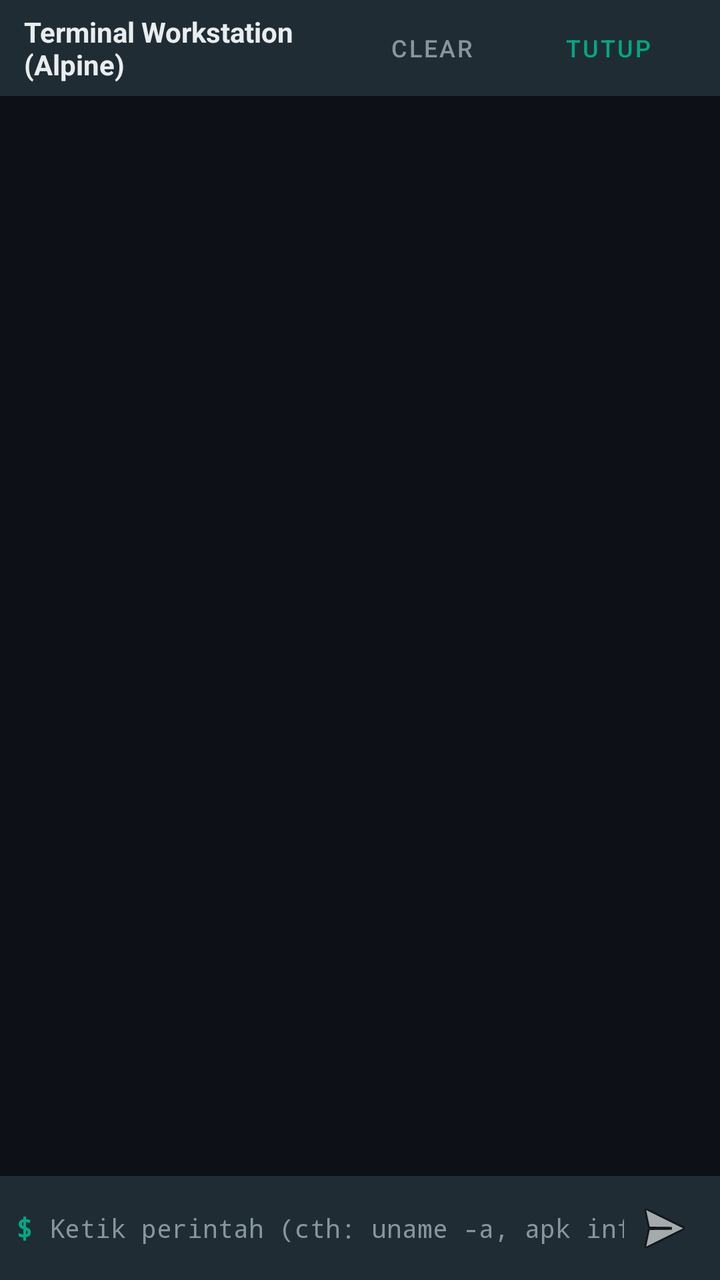
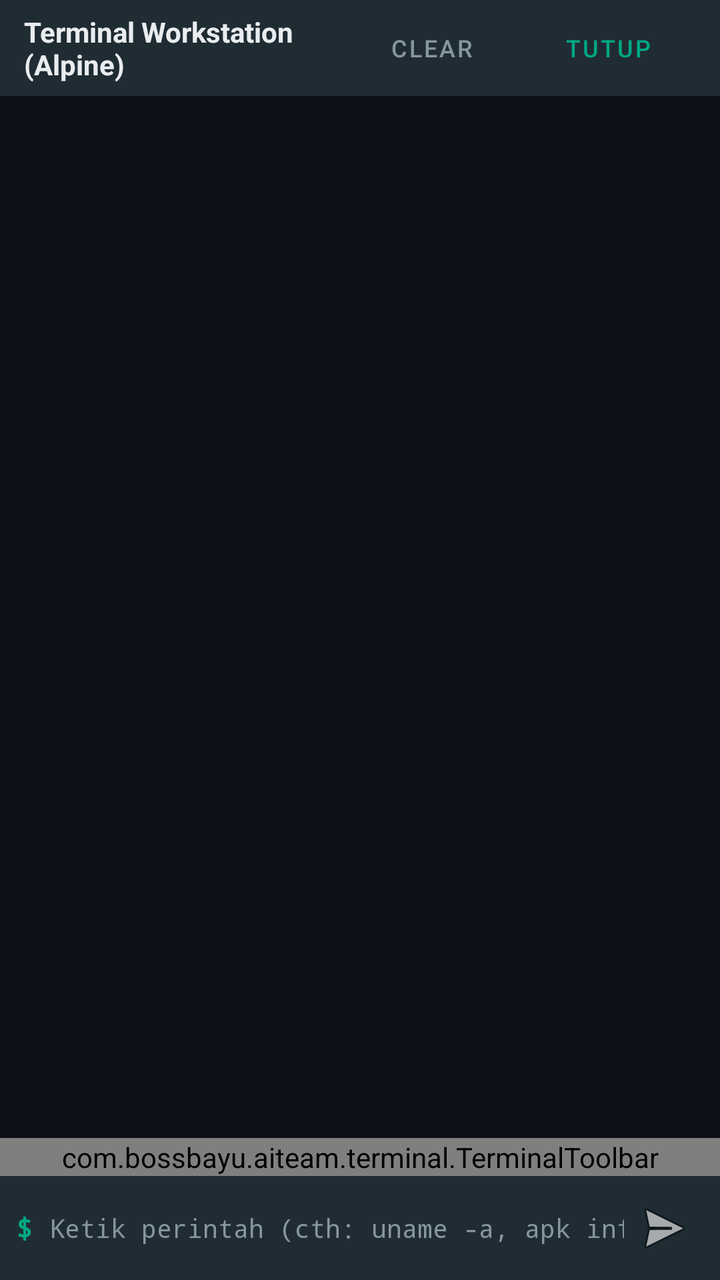

Compare the two renders of this Android layout. The source of the first and the diff that turns it into the second are given below.
<!-- AndroidManifest.xml: application theme Theme.WhatsAppAITeam -->
<!-- res/layout/dialog_terminal.xml -->
<?xml version="1.0" encoding="utf-8"?>
<LinearLayout 
    xmlns:android="http://schemas.android.com/apk/res/android"
    android:layout_width="match_parent"
    android:layout_height="match_parent"
    android:orientation="vertical"
    android:background="@color/terminal_black">

    
    <LinearLayout
        android:layout_width="match_parent"
        android:layout_height="48dp"
        android:orientation="horizontal"
        android:gravity="center_vertical"
        android:background="@color/wa_bg_panel"
        android:paddingHorizontal="12dp">

        <TextView
            android:id="@+id/tvTerminalTitle"
            android:layout_width="0dp"
            android:layout_height="wrap_content"
            android:layout_weight="1"
            android:text="Terminal Workstation (Alpine)"
            android:textColor="@color/wa_text_primary"
            android:textSize="14sp"
            android:textStyle="bold" />

        <Button
            android:id="@+id/btnTerminalClear"
            android:layout_width="wrap_content"
            android:layout_height="36dp"
            android:text="Clear"
            android:textSize="12sp"
            android:textColor="@color/wa_text_secondary"
            style="@style/Widget.MaterialComponents.Button.TextButton" />

        <Button
            android:id="@+id/btnTerminalClose"
            android:layout_width="wrap_content"
            android:layout_height="36dp"
            android:text="Tutup"
            android:textSize="12sp"
            android:textColor="@color/wa_teal"
            style="@style/Widget.MaterialComponents.Button.TextButton" />
    </LinearLayout>

    
    <ScrollView
        android:id="@+id/scrollTerminal"
        android:layout_width="match_parent"
        android:layout_height="0dp"
        android:layout_weight="1"
        android:fillViewport="true"
        android:padding="8dp">

        <TextView
            android:id="@+id/tvTerminalOutput"
            android:layout_width="match_parent"
            android:layout_height="wrap_content"
            android:fontFamily="monospace"
            android:textColor="@color/terminal_green"
            android:textSize="12sp"
            android:lineSpacingExtra="2dp"
            android:textIsSelectable="true" />
    </ScrollView>

    
    <LinearLayout
        android:layout_width="match_parent"
        android:layout_height="52dp"
        android:orientation="horizontal"
        android:gravity="center_vertical"
        android:background="@color/wa_bg_panel"
        android:paddingHorizontal="8dp">

        <TextView
            android:layout_width="wrap_content"
            android:layout_height="wrap_content"
            android:text="$ "
            android:textColor="@color/wa_teal"
            android:fontFamily="monospace"
            android:textStyle="bold" />

        <EditText
            android:id="@+id/etTerminalCommand"
            android:layout_width="0dp"
            android:layout_height="40dp"
            android:layout_weight="1"
            android:background="@android:color/transparent"
            android:hint="Ketik perintah (cth: uname -a, apk info)..."
            android:textColorHint="@color/wa_text_secondary"
            android:textColor="@color/wa_text_primary"
            android:fontFamily="monospace"
            android:textSize="13sp"
            android:singleLine="true"
            android:imeOptions="actionSend" />

        <ImageButton
            android:id="@+id/btnTerminalSend"
            android:layout_width="40dp"
            android:layout_height="40dp"
            android:background="?attr/selectableItemBackgroundBorderless"
            android:src="@android:drawable/ic_menu_send"
            android:contentDescription="Jalankan Perintah" />
    </LinearLayout>

</LinearLayout>
<!-- resources referenced by this layout -->
<resources>
  <color name="terminal_black">#0D1117</color>
  <color name="terminal_green">#34D399</color>
  <color name="wa_bg_panel">#202C33</color>
  <color name="wa_teal">#00A884</color>
  <color name="wa_text_primary">#E9EDEF</color>
  <color name="wa_text_secondary">#8696A0</color>
  <style name="Theme.WhatsAppAITeam" parent="Theme.MaterialComponents.DayNight.NoActionBar">
          <item name="colorPrimary">@color/wa_teal</item>
          <item name="colorPrimaryVariant">@color/wa_teal_dark</item>
          <item name="colorOnPrimary">#FFFFFF</item>
          <item name="android:windowBackground">@color/wa_bg_deep</item>
          <item name="android:statusBarColor">@color/wa_bg_panel</item>
          <item name="android:navigationBarColor">@color/wa_bg_deep</item>
      </style>
  <color name="wa_teal_dark">#005C4B</color>
  <color name="wa_bg_deep">#111B21</color>
</resources>

<!-- the commit's change to res/layout/dialog_terminal.xml (unified diff, before → after) -->
@@ -65,6 +65,12 @@
     </ScrollView>
 
     
+    <com.bossbayu.aiteam.terminal.TerminalToolbar
+        android:id="@+id/terminalToolbar"
+        android:layout_width="match_parent"
+        android:layout_height="wrap_content" />
+
+    
     <LinearLayout
         android:layout_width="match_parent"
         android:layout_height="52dp"
